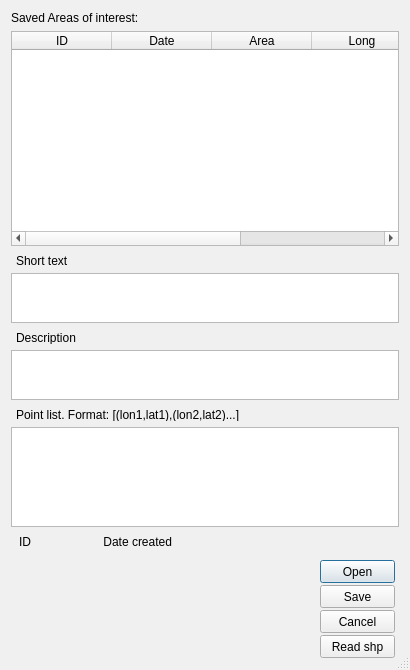
csiro-chris-m/marine_values, file ELVIS_save_sel.ui: the form before one commit.
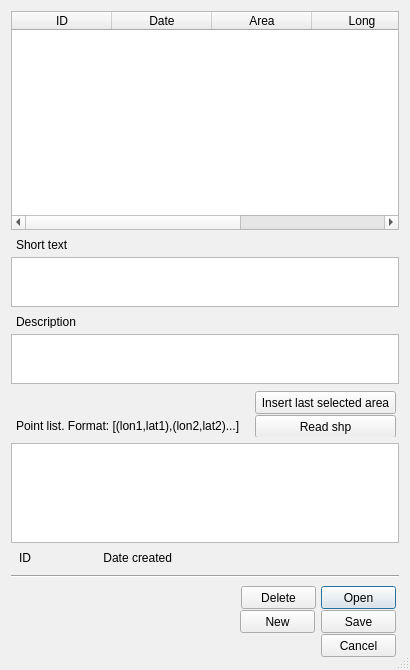
The form after the commit.

Commit message: Saved areas dialog with ore functions, add, delete, save.

```diff
--- a/ELVIS_save_sel.ui
+++ b/ELVIS_save_sel.ui
@@ -90,9 +90,9 @@
    <bool>true</bool>
   </property>
   <layout class="QGridLayout" name="gridLayout_7">
-   <item row="5" column="0">
+   <item row="6" column="0">
     <layout class="QGridLayout" name="gridLayout_5">
-     <item row="0" column="1">
+     <item row="1" column="1">
       <widget class="QGroupBox" name="groupBox_6">
        <property name="sizePolicy">
         <sizepolicy hsizetype="Fixed" vsizetype="Fixed">
@@ -102,14 +102,14 @@
        </property>
        <property name="minimumSize">
         <size>
-         <width>80</width>
-         <height>100</height>
+         <width>160</width>
+         <height>75</height>
         </size>
        </property>
        <property name="maximumSize">
         <size>
          <width>80</width>
-         <height>100</height>
+         <height>75</height>
         </size>
        </property>
        <property name="styleSheet">
@@ -124,8 +124,8 @@
        <widget class="QPushButton" name="pushButtonCancel">
         <property name="geometry">
          <rect>
-          <x>1</x>
-          <y>51</y>
+          <x>82</x>
+          <y>50</y>
           <width>75</width>
           <height>23</height>
          </rect>
@@ -140,8 +140,8 @@
        <widget class="QPushButton" name="pushButtonOK">
         <property name="geometry">
          <rect>
-          <x>1</x>
-          <y>1</y>
+          <x>82</x>
+          <y>2</y>
           <width>75</width>
           <height>23</height>
          </rect>
@@ -150,23 +150,10 @@
          <string>Open</string>
         </property>
        </widget>
-       <widget class="QPushButton" name="pushButtonReadShp">
-        <property name="geometry">
-         <rect>
-          <x>1</x>
-          <y>76</y>
-          <width>75</width>
-          <height>23</height>
-         </rect>
-        </property>
-        <property name="text">
-         <string>Read shp</string>
-        </property>
-       </widget>
        <widget class="QPushButton" name="buttonSave">
         <property name="geometry">
          <rect>
-          <x>1</x>
+          <x>82</x>
           <y>26</y>
           <width>75</width>
           <height>23</height>
@@ -176,9 +163,35 @@
          <string>Save</string>
         </property>
        </widget>
+       <widget class="QPushButton" name="butDelete">
+        <property name="geometry">
+         <rect>
+          <x>2</x>
+          <y>2</y>
+          <width>75</width>
+          <height>23</height>
+         </rect>
+        </property>
+        <property name="text">
+         <string>Delete</string>
+        </property>
+       </widget>
+       <widget class="QPushButton" name="butNewArea">
+        <property name="geometry">
+         <rect>
+          <x>1</x>
+          <y>26</y>
+          <width>75</width>
+          <height>23</height>
+         </rect>
+        </property>
+        <property name="text">
+         <string>New</string>
+        </property>
+       </widget>
       </widget>
      </item>
-     <item row="0" column="0">
+     <item row="1" column="0">
       <spacer name="horizontalSpacer_2">
        <property name="orientation">
         <enum>Qt::Horizontal</enum>
@@ -196,14 +209,10 @@
    <item row="0" column="0">
     <layout class="QGridLayout" name="gridLayout">
      <item row="0" column="0">
-      <widget class="QLabel" name="labelSOA">
-       <property name="text">
-        <string>Saved Areas of interest:</string>
-       </property>
-      </widget>
-     </item>
-     <item row="1" column="0">
       <widget class="QTableWidget" name="tableWidgetAOI">
+       <property name="editTriggers">
+        <set>QAbstractItemView::NoEditTriggers</set>
+       </property>
        <property name="alternatingRowColors">
         <bool>true</bool>
        </property>
@@ -293,8 +302,6 @@
          <string>Short text</string>
         </property>
        </widget>
-       <zorder>label_2</zorder>
-       <zorder>label_2</zorder>
       </widget>
      </item>
     </layout>
@@ -361,13 +368,13 @@
        <property name="minimumSize">
         <size>
          <width>0</width>
-         <height>15</height>
+         <height>47</height>
         </size>
        </property>
        <property name="maximumSize">
         <size>
          <width>16777215</width>
-         <height>15</height>
+         <height>47</height>
         </size>
        </property>
        <property name="styleSheet">
@@ -380,8 +387,8 @@
         <property name="geometry">
          <rect>
           <x>5</x>
-          <y>1</y>
-          <width>341</width>
+          <y>28</y>
+          <width>231</width>
           <height>16</height>
          </rect>
         </property>
@@ -389,6 +396,32 @@
          <string>Point list. Format: [(lon1,lat1),(lon2,lat2)...]</string>
         </property>
        </widget>
+       <widget class="QPushButton" name="butInsLastSelArea">
+        <property name="geometry">
+         <rect>
+          <x>244</x>
+          <y>1</y>
+          <width>141</width>
+          <height>23</height>
+         </rect>
+        </property>
+        <property name="text">
+         <string>Insert last selected area</string>
+        </property>
+       </widget>
+       <widget class="QPushButton" name="pushButtonReadShp">
+        <property name="geometry">
+         <rect>
+          <x>244</x>
+          <y>25</y>
+          <width>141</width>
+          <height>23</height>
+         </rect>
+        </property>
+        <property name="text">
+         <string>Read shp</string>
+        </property>
+       </widget>
       </widget>
      </item>
      <item row="2" column="0">
@@ -411,6 +444,19 @@
    </item>
    <item row="4" column="0">
     <layout class="QGridLayout" name="gridLayout_6">
+     <item row="0" column="1">
+      <spacer name="horizontalSpacer">
+       <property name="orientation">
+        <enum>Qt::Horizontal</enum>
+       </property>
+       <property name="sizeHint" stdset="0">
+        <size>
+         <width>40</width>
+         <height>20</height>
+        </size>
+       </property>
+      </spacer>
+     </item>
      <item row="0" column="0">
       <widget class="QGroupBox" name="groupBox_2">
        <property name="minimumSize">
@@ -507,26 +553,18 @@
          <set>Qt::AlignLeading|Qt::AlignLeft|Qt::AlignVCenter</set>
         </property>
        </widget>
-       <zorder>label_4</zorder>
-       <zorder>labelDate</zorder>
-       <zorder>label</zorder>
-       <zorder>fldID</zorder>
-       <zorder>groupBox</zorder>
-       <zorder>groupBox</zorder>
       </widget>
      </item>
-     <item row="0" column="1">
-      <spacer name="horizontalSpacer">
+    </layout>
+   </item>
+   <item row="5" column="0">
+    <layout class="QGridLayout" name="gridLayout_8">
+     <item row="0" column="0">
+      <widget class="Line" name="line_2">
        <property name="orientation">
         <enum>Qt::Horizontal</enum>
        </property>
-       <property name="sizeHint" stdset="0">
-        <size>
-         <width>40</width>
-         <height>20</height>
-        </size>
-       </property>
-      </spacer>
+      </widget>
      </item>
     </layout>
    </item>
```
The commit also changes 3 other files.
